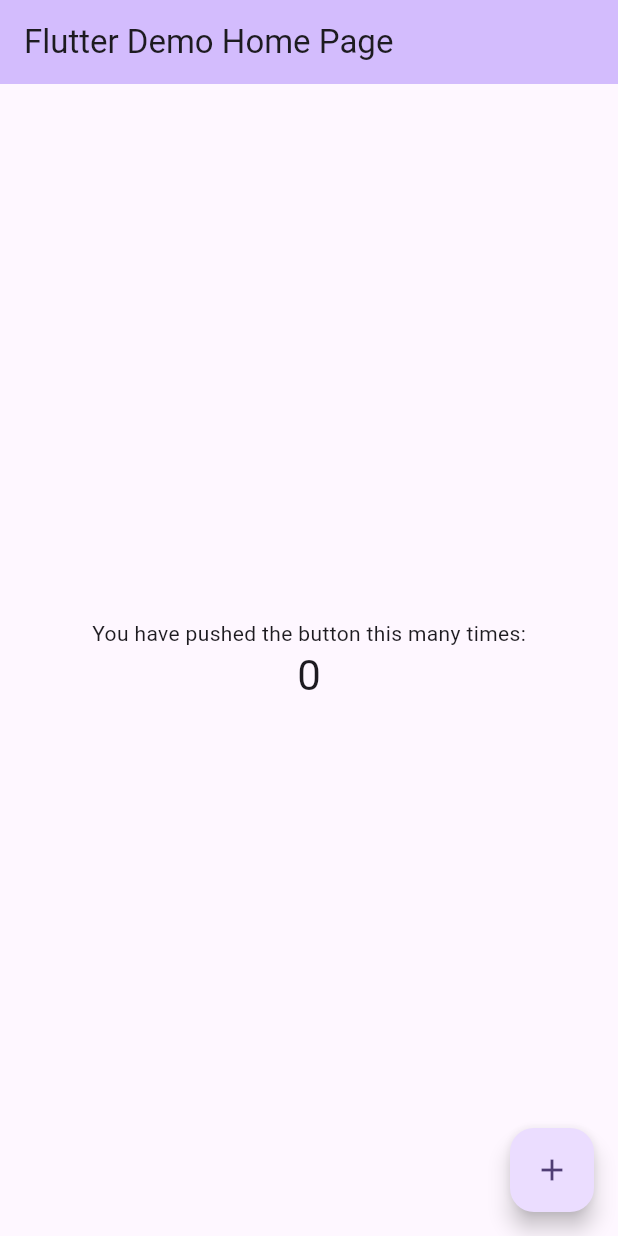
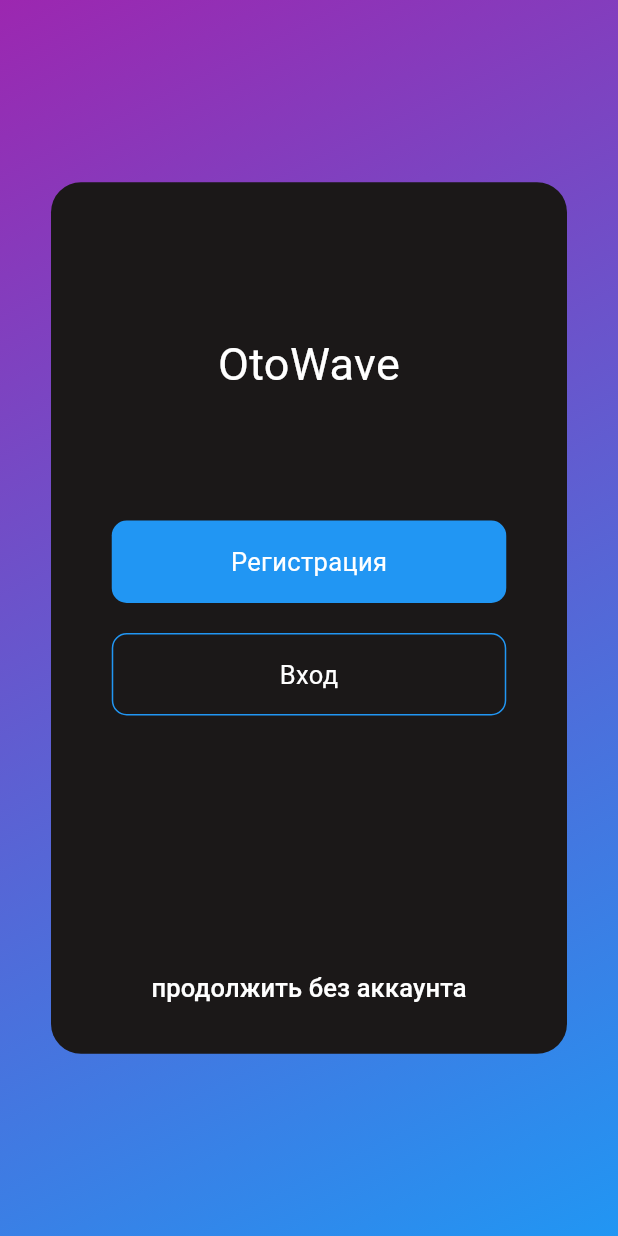
Before and after one commit to Sgale952/OtoWaveApp, a Flutter app: the screen it shows after launch, on a phone screen of 412 x 824 dp. Run offline on Flutter 3.47's test engine with Material 3 defaults, Android fonts, the phone set to English and light mode, and no system bars; Roboto replaces fonts that are missing (Inter-Medium).

Commit message:
Создан загрузочный экран использующий PNG файлы(Будет переделан) Создан экран выбора входа в приложение(MainScreen) Добавлен в pubscpec.yaml icon.png, load_screen 1(2,3,4).png Добавлен в pubscpec.yaml шрифт Inter(Medium) Добавлен в pubscpec.yaml flutter_launcher_icons

```diff
--- /dev/null
+++ b/lib/LoadingScreen.dart
@@ -0,0 +1,59 @@
+import 'dart:async';
+import 'package:flutter/material.dart';
+import 'package:OtoWave/MainScreen.dart';
+
+
+class LoadingScreen extends StatefulWidget {
+  @override
+  _LoadingScreenState createState() => _LoadingScreenState();
+}
+
+class _LoadingScreenState extends State<LoadingScreen> {
+  List<String> images = [
+    'assets/load_screen 1.png',
+    'assets/load_screen 2.png',
+    'assets/load_screen 3.png',
+    'assets/load_screen 4.png',
+  ];
+  int currentIndex = 0;
+  Timer? _timer;
+
+  @override
+  void initState() {
+    super.initState();
+    _startTimer();
+  }
+
+  void _startTimer() {
+    _timer = Timer.periodic(Duration(seconds: 1), (timer) {
+      setState(() {
+        currentIndex++;
+        if (currentIndex >= images.length) {
+          _timer?.cancel();
+          _navigateToNextScreen();
+        }
+      });
+    });
+  }
+
+  void _navigateToNextScreen() {
+    Navigator.of(context).pushReplacement(
+      MaterialPageRoute(builder: (context) => MainScreen()),
+    );
+  }
+
+  @override
+  void dispose() {
+    _timer?.cancel();
+    super.dispose();
+  }
+
+  @override
+  Widget build(BuildContext context) {
+    return Scaffold(
+      body: Center(
+        child: Image.asset(images[currentIndex]),
+      ),
+    );
+  }
+}
--- /dev/null
+++ b/lib/MainScreen.dart
@@ -0,0 +1,175 @@
+import 'package:flutter/material.dart';
+
+void main() {
+  runApp(MyApp());
+}
+
+class MyApp extends StatelessWidget {
+  @override
+  Widget build(BuildContext context) {
+    return MaterialApp(
+      theme: ThemeData(),
+      home: MainScreen(),
+    );
+  }
+}
+
+class MainScreen extends StatefulWidget {
+  @override
+  _MainScreenState createState() => _MainScreenState();
+}
+
+class _MainScreenState extends State<MainScreen> {
+  bool _isHovered = false; // Флаг, определяющий наведен ли указатель мыши на кнопку
+  bool _isPressed = false; // Флаг, определяющий нажата ли кнопка
+
+  @override
+  Widget build(BuildContext context) {
+    return Scaffold(
+      body: Container(
+        decoration: _buildBackgroundGradient(), // Задний фон с градиентом
+        child: Center(
+          child: _buildContent(), // Центральное содержимое экрана
+        ),
+      ),
+    );
+  }
+
+  // Метод для создания градиента заднего фона
+  BoxDecoration _buildBackgroundGradient() {
+    return BoxDecoration(
+      gradient: LinearGradient(
+        colors: [Colors.purple, Colors.blue], // Цвета градиента
+        begin: Alignment.topLeft, // Начальное положение градиента
+        end: Alignment.bottomRight, // Конечное положение градиента
+      ),
+    );
+  }
+
+  // Метод для построения центрального содержимого экрана
+  Widget _buildContent() {
+    return Container(
+      width: 344, // Ширина контейнера
+      height: 581, // Высота контейнера
+      decoration: BoxDecoration(
+        color: Color.fromRGBO(27, 24, 24, 1.0), // Цвет фона контейнера
+        borderRadius: BorderRadius.circular(20), // Скругление углов контейнера
+      ),
+      child: Stack(
+        children: [
+          Positioned(
+            top: 100,
+            left: 20,
+            right: 20,
+            child: Text(
+              'OtoWave', // Заголовок
+              textAlign: TextAlign.center,
+              style: TextStyle(
+                color: Colors.white, // Цвет текста
+                fontSize: 30, // Размер текста
+                fontFamily: 'Inter-Medium', // Шрифт текста
+              ),
+            ),
+          ),
+          Center(
+            child: Column(
+              mainAxisAlignment: MainAxisAlignment.center,
+              children: [
+                _buildButton(
+                  text: 'Регистрация', // Текст на кнопке
+                  color: Colors.blue, // Цвет кнопки
+                  textColor: Colors.white, // Цвет текста на кнопке
+                  onPressed: () {}, // Обработчик нажатия на кнопку
+                ),
+                SizedBox(height: 20), // Промежуток между кнопками
+                GestureDetector(
+                  onTap: () {
+                    setState(() {
+                      _isPressed = !_isPressed; // Изменение состояния при нажатии на кнопку
+                    });
+                  },
+                  child: AnimatedContainer(
+                    duration: Duration(milliseconds: 200),
+                    width: 263,
+                    height: 55,
+                    padding: EdgeInsets.all(15),
+                    decoration: BoxDecoration(
+                      color: _isPressed
+                          ? Colors.blue
+                          : (_isHovered
+                          ? Colors.blue.withOpacity(0.5)
+                          : Colors.transparent),
+                      borderRadius: BorderRadius.circular(10),
+                      border: Border.all(color: Colors.blue, width: 1),
+                    ),
+                    child: Center(
+                      child: Text(
+                        'Вход',
+                        style: TextStyle(
+                          color: _isPressed || _isHovered
+                              ? Colors.white
+                              : Colors.white,
+                          fontSize: 17,
+                          fontFamily: 'Inter-Medium',
+                        ),
+                      ),
+                    ),
+                  ),
+                ),
+              ],
+            ),
+          ),
+          Align(
+            alignment: Alignment.bottomCenter,
+            child: Padding(
+              padding: const EdgeInsets.only(bottom: 20),
+              child: TextButton(
+                onPressed: () {
+                  // Действие при нажатии на кнопку "продолжить без аккаунта"
+                },
+                child: Text(
+                  'продолжить без аккаунта',
+                  style: TextStyle(
+                    color: Colors.white,
+                    fontSize: 17,
+                    fontFamily: 'Inter-Medium',
+                  ),
+                ),
+              ),
+            ),
+          ),
+        ],
+      ),
+    );
+  }
+
+  // Метод для построения кнопок
+  Widget _buildButton({
+    required String text,
+    required Color color,
+    required Color textColor,
+    required VoidCallback onPressed,
+  }) {
+    return GestureDetector(
+      onTap: onPressed,
+      child: Container(
+        width: 263,
+        height: 55,
+        decoration: BoxDecoration(
+          color: color,
+          borderRadius: BorderRadius.circular(10),
+        ),
+        child: Center(
+          child: Text(
+            text,
+            style: TextStyle(
+              color: textColor,
+              fontSize: 17,
+              fontFamily: 'Inter-Medium',
+            ),
+          ),
+        ),
+      ),
+    );
+  }
+}
--- a/lib/main.dart
+++ b/lib/main.dart
@@ -1,125 +1,17 @@
 import 'package:flutter/material.dart';
+import 'LoadingScreen.dart';
+
 
 void main() {
-  runApp(const MyApp());
+  runApp(MyApp());
 }
 
 class MyApp extends StatelessWidget {
-  const MyApp({super.key});
-
-  // This widget is the root of your application.
   @override
   Widget build(BuildContext context) {
     return MaterialApp(
-      title: 'Flutter Demo',
-      theme: ThemeData(
-        // This is the theme of your application.
-        //
-        // TRY THIS: Try running your application with "flutter run". You'll see
-        // the application has a purple toolbar. Then, without quitting the app,
-        // try changing the seedColor in the colorScheme below to Colors.green
-        // and then invoke "hot reload" (save your changes or press the "hot
-        // reload" button in a Flutter-supported IDE, or press "r" if you used
-        // the command line to start the app).
-        //
-        // Notice that the counter didn't reset back to zero; the application
-        // state is not lost during the reload. To reset the state, use hot
-        // restart instead.
-        //
-        // This works for code too, not just values: Most code changes can be
-        // tested with just a hot reload.
-        colorScheme: ColorScheme.fromSeed(seedColor: Colors.deepPurple),
-        useMaterial3: true,
-      ),
-      home: const MyHomePage(title: 'Flutter Demo Home Page'),
+      theme: ThemeData(),
+      home: LoadingScreen(),
     );
   }
 }
-
-class MyHomePage extends StatefulWidget {
-  const MyHomePage({super.key, required this.title});
-
-  // This widget is the home page of your application. It is stateful, meaning
-  // that it has a State object (defined below) that contains fields that affect
-  // how it looks.
-
-  // This class is the configuration for the state. It holds the values (in this
-  // case the title) provided by the parent (in this case the App widget) and
-  // used by the build method of the State. Fields in a Widget subclass are
-  // always marked "final".
-
-  final String title;
-
-  @override
-  State<MyHomePage> createState() => _MyHomePageState();
-}
-
-class _MyHomePageState extends State<MyHomePage> {
-  int _counter = 0;
-
-  void _incrementCounter() {
-    setState(() {
-      // This call to setState tells the Flutter framework that something has
-      // changed in this State, which causes it to rerun the build method below
-      // so that the display can reflect the updated values. If we changed
-      // _counter without calling setState(), then the build method would not be
-      // called again, and so nothing would appear to happen.
-      _counter++;
-    });
-  }
-
-  @override
-  Widget build(BuildContext context) {
-    // This method is rerun every time setState is called, for instance as done
-    // by the _incrementCounter method above.
-    //
-    // The Flutter framework has been optimized to make rerunning build methods
-    // fast, so that you can just rebuild anything that needs updating rather
-    // than having to individually change instances of widgets.
-    return Scaffold(
-      appBar: AppBar(
-        // TRY THIS: Try changing the color here to a specific color (to
-        // Colors.amber, perhaps?) and trigger a hot reload to see the AppBar
-        // change color while the other colors stay the same.
-        backgroundColor: Theme.of(context).colorScheme.inversePrimary,
-        // Here we take the value from the MyHomePage object that was created by
-        // the App.build method, and use it to set our appbar title.
-        title: Text(widget.title),
-      ),
-      body: Center(
-        // Center is a layout widget. It takes a single child and positions it
-        // in the middle of the parent.
-        child: Column(
-          // Column is also a layout widget. It takes a list of children and
-          // arranges them vertically. By default, it sizes itself to fit its
-          // children horizontally, and tries to be as tall as its parent.
-          //
-          // Column has various properties to control how it sizes itself and
-          // how it positions its children. Here we use mainAxisAlignment to
-          // center the children vertically; the main axis here is the vertical
-          // axis because Columns are vertical (the cross axis would be
-          // horizontal).
-          //
-          // TRY THIS: Invoke "debug painting" (choose the "Toggle Debug Paint"
-          // action in the IDE, or press "p" in the console), to see the
-          // wireframe for each widget.
-          mainAxisAlignment: MainAxisAlignment.center,
-          children: <Widget>[
-            const Text(
-              'You have pushed the button this many times:',
-            ),
-            Text(
-              '$_counter',
-              style: Theme.of(context).textTheme.headlineMedium,
-            ),
-          ],
-        ),
-      ),
-      floatingActionButton: FloatingActionButton(
-        onPressed: _incrementCounter,
-        tooltip: 'Increment',
-        child: const Icon(Icons.add),
-      ), // This trailing comma makes auto-formatting nicer for build methods.
-    );
-  }
-}
```
Also changed, not shown: pubspec.yaml (+27 -15 lines), assets/icon/icon.png (added), assets/load_screen 1.png (added), assets/load_screen 2.png (added), assets/load_screen 3.png (added), assets/load_screen 4.png (added), fonts/Inter-Medium.ttf (added), pubspec.lock, 29 other files.
